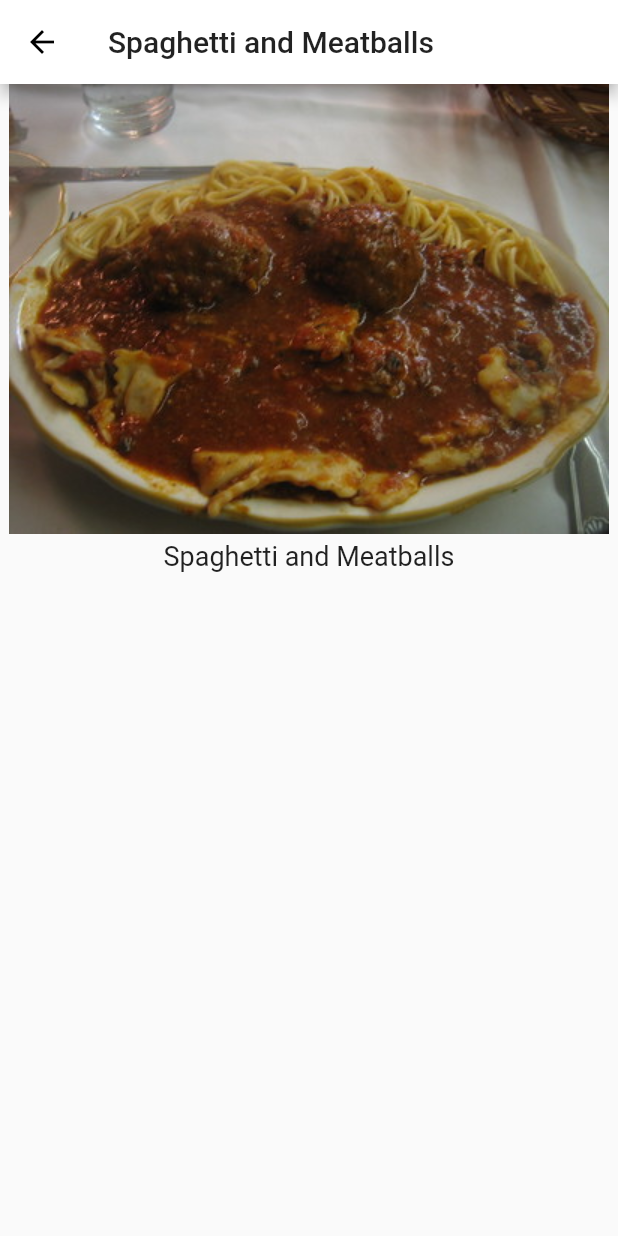
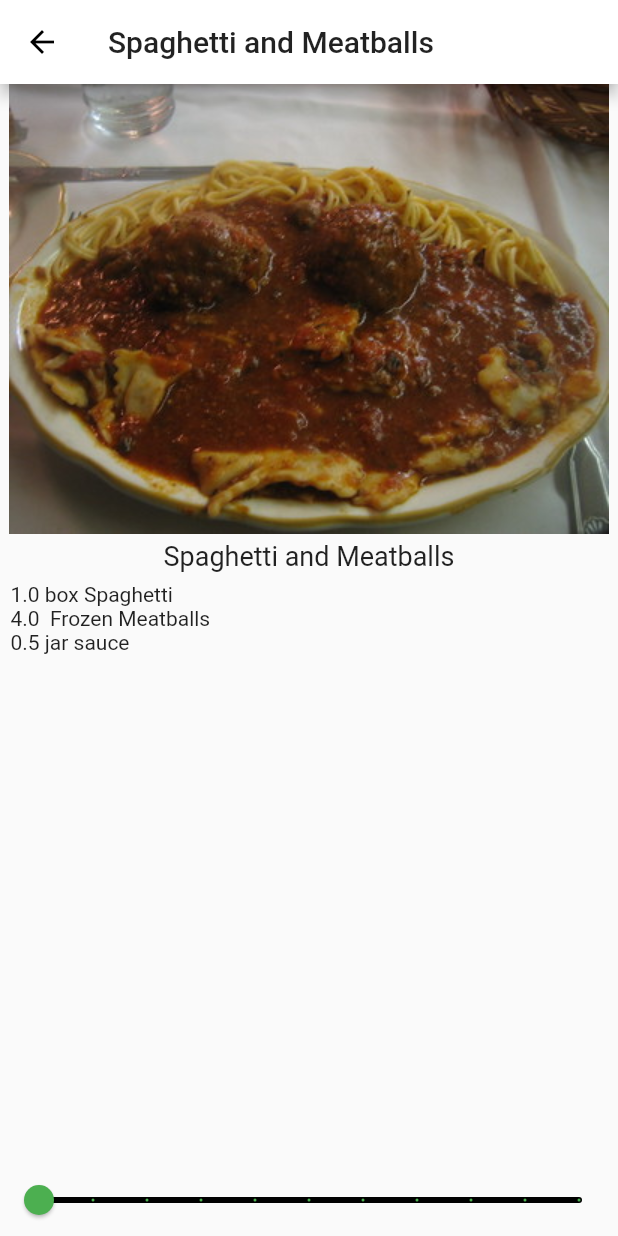
Before and after one commit to amrhesham95/flutter_recipes, a Flutter app: the screen it shows after launch, after a tap on "Spaghetti and Meatballs", on a phone screen of 412 x 824 dp. Run offline on Flutter 3.47's test engine with Material 2 defaults, Android fonts, the phone set to English and light mode, and no system bars.

Commit message:
slider update

```diff
--- a/lib/recipe_details.dart
+++ b/lib/recipe_details.dart
@@ -13,6 +13,8 @@ class RecipeDetail extends StatefulWidget {
 
 }
 class _RecipeDetailState extends State<RecipeDetail> {
+  int _sliderVal = 1;
+
   @override
   Widget build(BuildContext context) {
 // 1
@@ -40,6 +42,36 @@ class _RecipeDetailState extends State<RecipeDetail> {
               widget.recipe.label,
               style: const TextStyle(fontSize: 18),
             ),
+            Expanded(
+// 8
+              child: ListView.builder(
+                padding: const EdgeInsets.all(7.0),
+                itemCount: widget.recipe.ingredients.length,
+                itemBuilder: (BuildContext context, int index) {
+                  final ingredient = widget.recipe.ingredients[index];
+                  // 9
+                  return Text(
+                      '${ingredient.quantity * _sliderVal} ${ingredient.measure} ${ingredient.name}');
+                  }, ),
+            ),
+            Slider(
+// 10
+              min: 1,
+              max: 10,
+              divisions: 10,
+              // 11
+              label: '${_sliderVal * widget.recipe.servings} servings',
+              // 12
+              value: _sliderVal.toDouble(),
+              // 13
+              onChanged: (newValue) {
+                setState(() {
+                  _sliderVal = newValue.round();
+                }); },
+// 14
+              activeColor: Colors.green,
+              inactiveColor: Colors.black,
+            ),
           ], ),
       ), );
   } }
```
